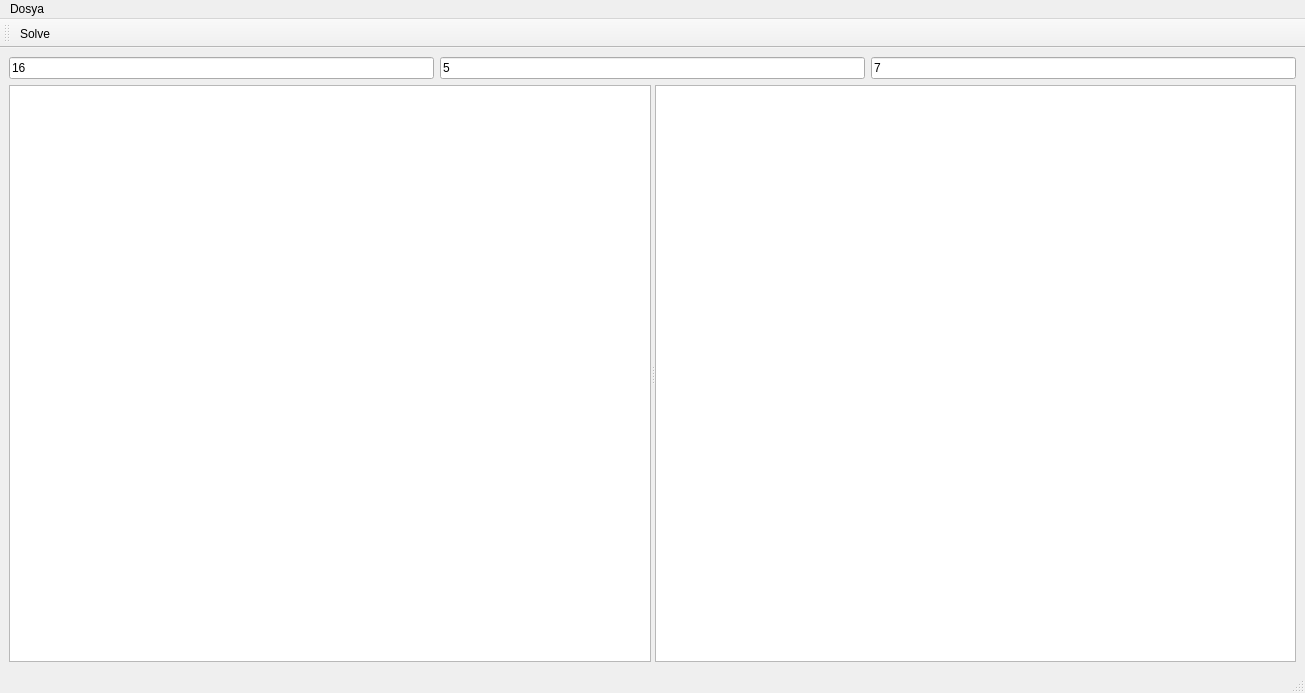
The window that tempdist.ui (bariscelik/ETools) describes before a commit, drawn with Qt 5.
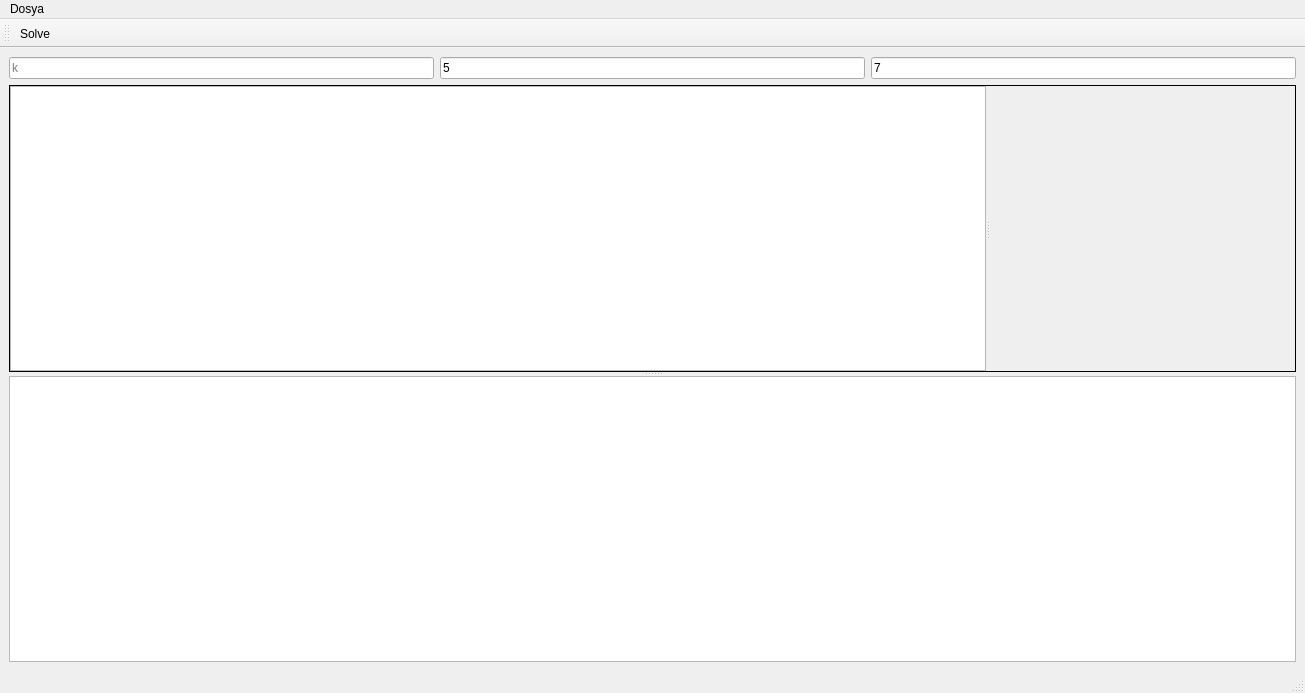
The same window after the commit. Icons and pictures are not drawn. Custom widgets are drawn as their Qt base class.

Patch:
```diff
--- a/tempdist.ui
+++ b/tempdist.ui
@@ -20,7 +20,7 @@
       <item>
        <widget class="QLineEdit" name="lineEdit">
         <property name="text">
-         <string>16</string>
+         <string/>
         </property>
         <property name="placeholderText">
          <string>k</string>
@@ -50,19 +50,44 @@
      </layout>
     </item>
     <item>
+     <widget class="QSplitter" name="splitter_2">
+      <property name="orientation">
+       <enum>Qt::Vertical</enum>
+      </property>
+      <widget class="QWidget" name="layoutWidget">
      <layout class="QHBoxLayout" name="horizontalLayout_2">
       <item>
        <widget class="QSplitter" name="splitter">
+          <property name="frameShape">
+           <enum>QFrame::Panel</enum>
+          </property>
         <property name="orientation">
          <enum>Qt::Horizontal</enum>
         </property>
-        <widget class="BeamView" name="graphicsView"/>
+          <widget class="BeamView" name="graphicsView">
+           <property name="sizePolicy">
+            <sizepolicy hsizetype="Expanding" vsizetype="Expanding">
+             <horstretch>50</horstretch>
+             <verstretch>0</verstretch>
+            </sizepolicy>
+           </property>
+          </widget>
+          <widget class="QCustomPlot" name="tempGraph" native="true">
+           <property name="sizePolicy">
+            <sizepolicy hsizetype="Preferred" vsizetype="Preferred">
+             <horstretch>40</horstretch>
+             <verstretch>0</verstretch>
+            </sizepolicy>
+           </property>
+          </widget>
+         </widget>
+        </item>
+       </layout>
+      </widget>
         <widget class="QTextEdit" name="textEdit"/>
        </widget>
       </item>
      </layout>
-    </item>
-   </layout>
   </widget>
   <widget class="QMenuBar" name="menubar">
    <property name="geometry">
@@ -112,6 +137,12 @@
    <extends>QGraphicsView</extends>
    <header>beamview.h</header>
   </customwidget>
+  <customwidget>
+   <class>QCustomPlot</class>
+   <extends>QWidget</extends>
+   <header>qcustomplot.h</header>
+   <container>1</container>
+  </customwidget>
  </customwidgets>
  <resources>
   <include location="resources.qrc"/>
```
Lines whose indentation alone changed are shown as unchanged.
